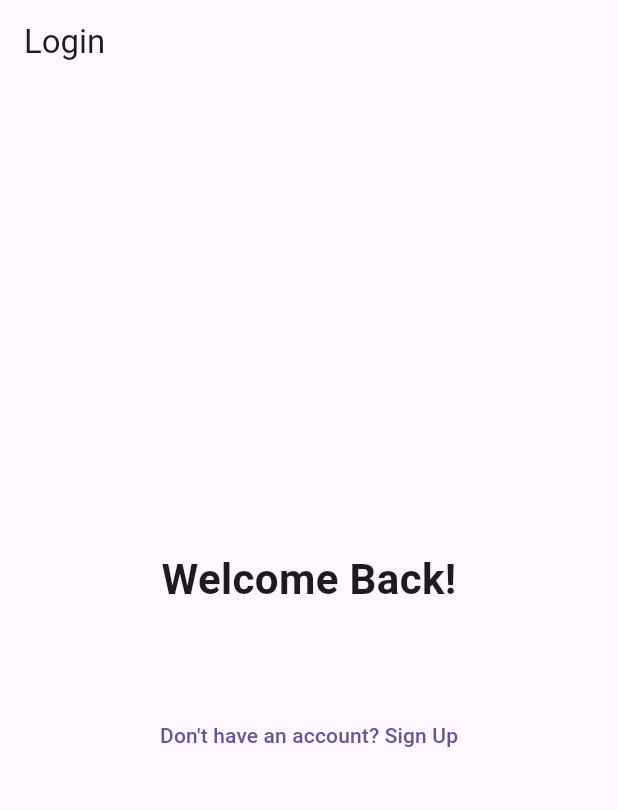
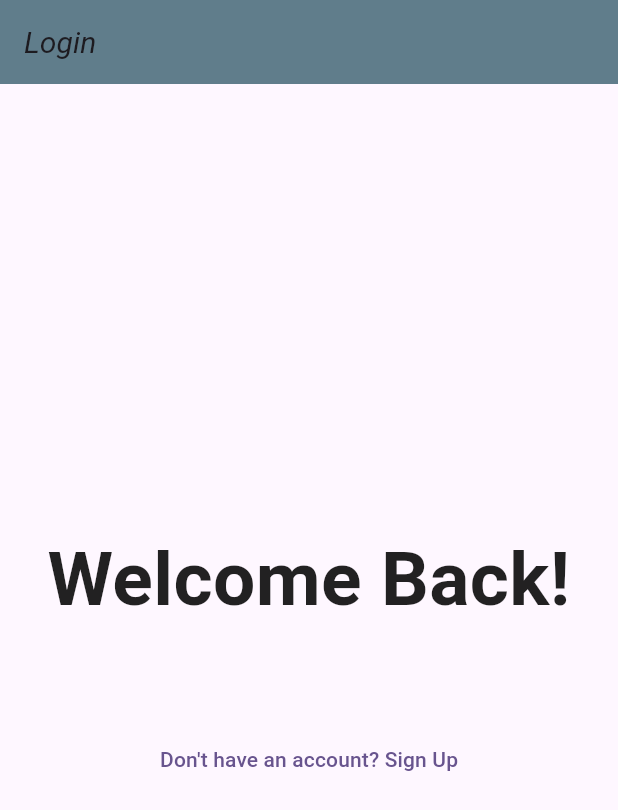
Before and after one commit to faheemnaveed07/collab_zone, a Flutter app: the screen it shows after launch, on a phone screen of 412 x 824 dp. Shown: the top 810 px of the screen. Run offline on Flutter 3.47's test engine with Material 3 defaults, Android fonts, the phone set to English and light mode, and no system bars.

Commit message:
i change the app bar color and welcome back color and size

```diff
--- a/lib/screens/login_screen.dart
+++ b/lib/screens/login_screen.dart
@@ -9,8 +9,8 @@ class LoginScreen extends StatelessWidget {
   Widget build(BuildContext context) {
     return Scaffold(
       appBar: AppBar(
-        title: const Text('Login'),
-        backgroundColor: Colors.transparent,
+        title: const Text('Login', style: TextStyle(fontSize: 20, fontStyle: FontStyle.italic),),
+        backgroundColor: Colors.blueGrey,
         elevation: 0,
       ),
       body: Padding(
@@ -21,7 +21,7 @@ class LoginScreen extends StatelessWidget {
           children: [
             const Text(
               'Welcome Back!',
-              style: TextStyle(fontSize: 28, fontWeight: FontWeight.bold),
+              style: TextStyle(fontSize: 50, fontWeight: FontWeight.bold, color: Colors.black87),
               textAlign: TextAlign.center,
             ),
             const SizedBox(height: 40),
```
